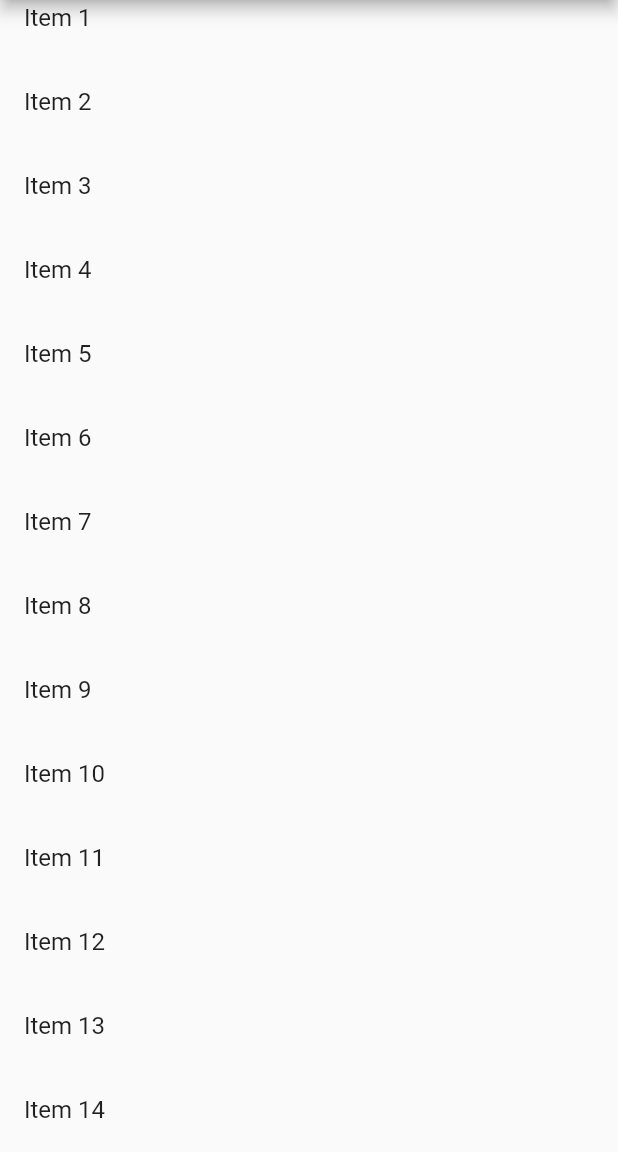
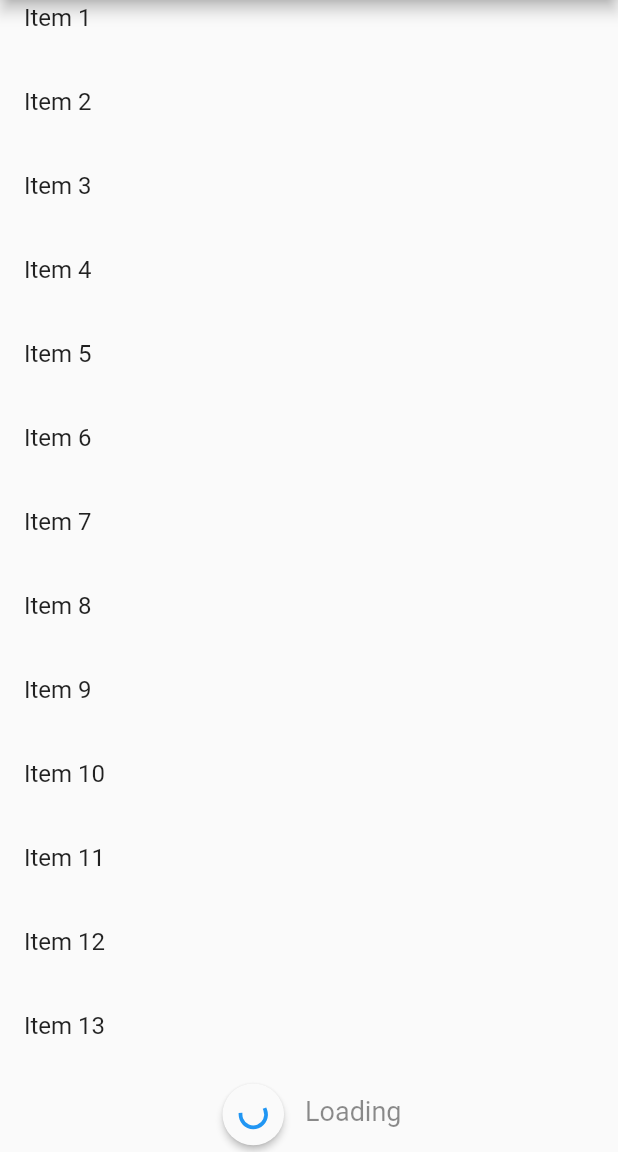
Before and after one commit to imrandev/flutter_pagination, a Flutter app: the screen it shows after launch, scrolled down 72 dp, on a phone screen of 412 x 824 dp, the part 84-1236 px from its top. Run offline on Flutter 3.47's test engine with Material 2 defaults, Android fonts, the phone set to English and light mode, and no system bars.

Commit message:
fixed some issues

```diff
--- a/lib/main.dart
+++ b/lib/main.dart
@@ -37,7 +37,7 @@ class _MyHomePageState extends State<MyHomePage> {
 
   @override
   void initState() {
-    items = List.generate(20, (index) => "Item $index");
+    items = List.generate(15, (index) => "Item $index");
     super.initState();
   }
 
@@ -60,8 +60,8 @@ class _MyHomePageState extends State<MyHomePage> {
               ),
             );
           },
-          itemPerPage: 10,
-          totalSize: 24,
+          itemPerPage: 15,
+          totalSize: 45,
           totalPage: 3,
           onNewLoad: (items, nextPage) {
             setState(() {
@@ -81,7 +81,7 @@ class _MyHomePageState extends State<MyHomePage> {
   void fetchNewData() {
     Future.delayed(Duration(seconds: 5,), (){
       setState(() {
-        items.addAll(List.generate(20, (index) => "Item $index"));
+        items.addAll(List.generate(15, (index) => "Item $index"));
         // after fetching and adding more data, change the loading state
         isLoading = false;
       });
--- a/lib/paged_list_view.dart
+++ b/lib/paged_list_view.dart
@@ -37,12 +37,12 @@ class PagedListView<T> extends StatelessWidget {
         // this condition will be execute when you are in bottom of the list
         // then callback function will be trigger which we pass through parameter
         // will be execute for loading more data
-        int newLength = totalSize % itemPerPage == 0 ? (totalSize - 1) : totalSize - items.length;
+        int newLength = totalSize % itemPerPage == 0 ? (totalSize - 1) - items.length : totalSize - items.length;
         if (newLength > itemPerPage) {
           int nextPage = totalPage - (newLength/itemPerPage).floor();
           this.onNewLoad(items, nextPage);
         } else {
-          if (newLength == 0) return;
+          if (newLength <= 0) return;
           this.onNewLoad(items, totalPage);
         }
       }
```
